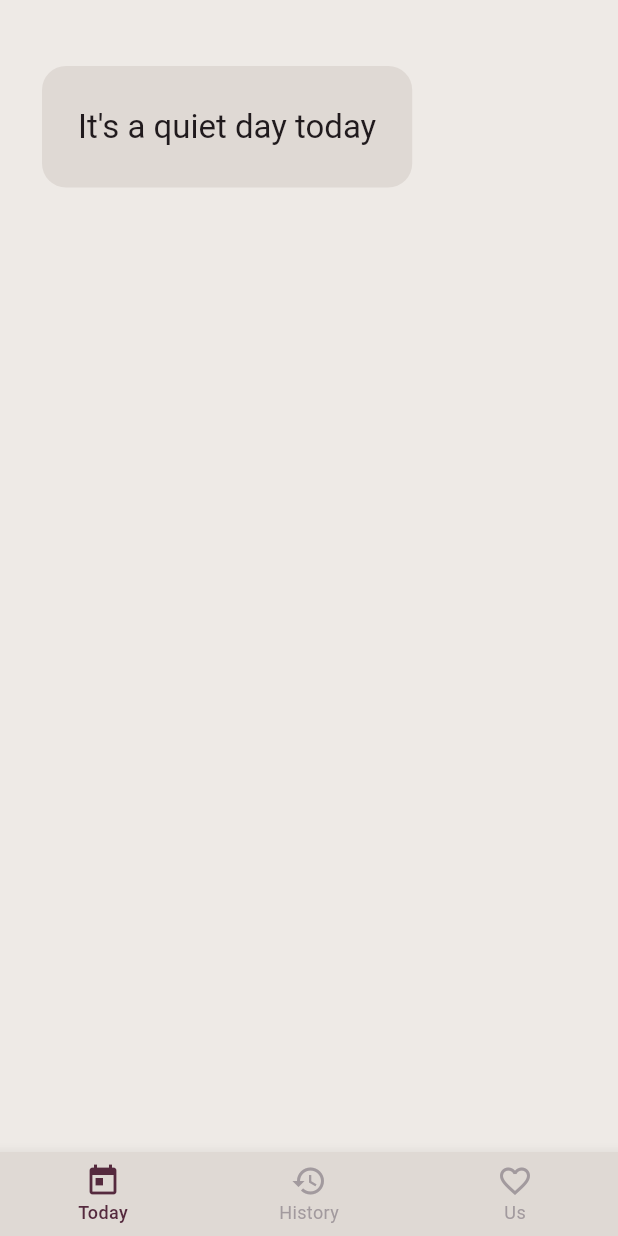
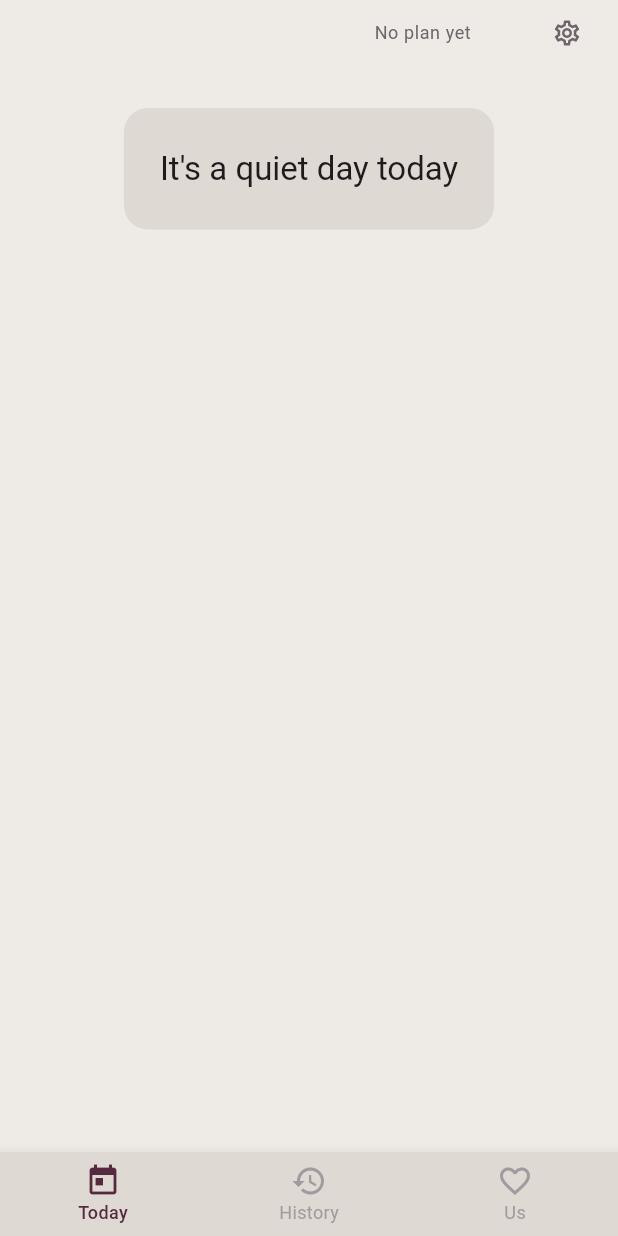
Before and after one commit to iplepine/nodtry, a Flutter app: the HomeScreen screen opened directly, on a phone screen of 412 x 824 dp. Run offline on Flutter 3.47's test engine with Material 3 defaults, Android fonts, the light colour scheme and no system bars.

Commit message:
feat: 공통 헤더 스펙 정리 및 구현
- 헤더 스펙 문서 생성 (04-header.md)
  - Quiet Context Header 철학 정의
  - 좌측(관계 정보), 중앙(기간 정보), 우측(설정) 구조 정의
  - 헤더 디자인 가이드 및 정책 명시

- QuietHeader 위젯 구현
  - 3개 영역 구성 (관계 정보, 기간 정보, 설정)
  - 기간 상태별 표시 (진행 중, 계획 없음, 종료)
  - Secondary Text 색상으로 존재감 최소화
  - 안심용 맥락 표시줄로 설계

- 각 탭에 헤더 적용
  - TodayTab: 헤더 추가
  - HistoryTab: 헤더 추가
  - UsTab: 헤더 추가

- 다국어 지원
  - 기간 정보 관련 텍스트 추가 (영어/한국어)
  - 4주 중 · 2주차 포맷 지원

- 디자인 적용
  - Secondary Text 색상
  - 작은 크기, 낮은 존재감
  - Today Card보다 시각적 우선순위 낮음

```diff
--- a/lib/l10n/app_en.arb
+++ b/lib/l10n/app_en.arb
@@ -169,5 +169,25 @@
   "usNoConnections": "No connections yet",
   "@usNoConnections": {
     "description": "Empty state message for us tab"
+  },
+  "headerWeekProgress": "{week} of {total} weeks",
+  "@headerWeekProgress": {
+    "description": "Week progress in header",
+    "placeholders": {
+      "week": {
+        "type": "int"
+      },
+      "total": {
+        "type": "int"
+      }
+    }
+  },
+  "headerNoPlan": "No plan yet",
+  "@headerNoPlan": {
+    "description": "Message when there's no plan"
+  },
+  "headerPlanEnded": "Plan ended",
+  "@headerPlanEnded": {
+    "description": "Message when plan period ended"
   }
 }
--- a/lib/l10n/app_localizations.dart
+++ b/lib/l10n/app_localizations.dart
@@ -325,6 +325,24 @@
   /// In en, this message translates to:
   /// **'No connections yet'**
   String get usNoConnections;
+
+  /// Week progress in header
+  ///
+  /// In en, this message translates to:
+  /// **'{week} of {total} weeks'**
+  String headerWeekProgress(int week, int total);
+
+  /// Message when there's no plan
+  ///
+  /// In en, this message translates to:
+  /// **'No plan yet'**
+  String get headerNoPlan;
+
+  /// Message when plan period ended
+  ///
+  /// In en, this message translates to:
+  /// **'Plan ended'**
+  String get headerPlanEnded;
 }
 
 class _AppLocalizationsDelegate
--- a/lib/l10n/app_localizations_en.dart
+++ b/lib/l10n/app_localizations_en.dart
@@ -129,4 +129,15 @@
 
   @override
   String get usNoConnections => 'No connections yet';
+
+  @override
+  String headerWeekProgress(int week, int total) {
+    return '$week of $total weeks';
+  }
+
+  @override
+  String get headerNoPlan => 'No plan yet';
+
+  @override
+  String get headerPlanEnded => 'Plan ended';
 }
--- a/lib/screens/tabs/today_tab.dart
+++ b/lib/screens/tabs/today_tab.dart
@@ -2,6 +2,7 @@
 import '../../l10n/app_localizations.dart';
 import '../../theme/app_colors.dart';
 import '../../widgets/primary_button.dart';
+import '../../widgets/quiet_header.dart';
 import '../../models/home_state.dart';
 
 /// 오늘 탭 - Today Card 기반 관계 중심 홈
@@ -53,12 +54,25 @@
 
   @override
   Widget build(BuildContext context) {
-    return SingleChildScrollView(
+    return Column(
+      children: [
+        // 헤더
+        QuietHeader(
+          partnerName: null, // TODO: 실제 데이터에서 가져오기
+          periodState: HeaderPeriodState.noPlan, // TODO: 실제 상태 확인
+          onSettingsTap: () {
+            // TODO: 우리 탭으로 이동
+          },
+        ),
+
+        // Today Card
+        Expanded(
+          child: SingleChildScrollView(
             child: Padding(
               padding: const EdgeInsets.symmetric(horizontal: 24),
               child: Column(
                 children: [
-            const SizedBox(height: 40),
+                  const SizedBox(height: 24),
 
                   // Today Card
                   _TodayCard(
@@ -71,9 +85,13 @@
 
                   // 보조 정보 (Context Footer)
                   _ContextFooter(),
+                  const SizedBox(height: 24),
                 ],
               ),
             ),
+          ),
+        ),
+      ],
     );
   }
 }
--- /dev/null
+++ b/lib/widgets/quiet_header.dart
@@ -0,0 +1,131 @@
+import 'package:flutter/material.dart';
+import '../l10n/app_localizations.dart';
+import '../theme/app_colors.dart';
+
+/// Quiet Context Header
+///
+/// 안심용 맥락 표시줄
+/// - 좌측: 관계 정보
+/// - 중앙: 기간 정보
+/// - 우측: 설정 진입
+class QuietHeader extends StatelessWidget {
+  final String? partnerName;
+  final String? relationshipAlias;
+  final HeaderPeriodState periodState;
+  final int? currentWeek;
+  final int? totalWeeks;
+  final VoidCallback? onSettingsTap;
+
+  const QuietHeader({
+    super.key,
+    this.partnerName,
+    this.relationshipAlias,
+    required this.periodState,
+    this.currentWeek,
+    this.totalWeeks,
+    this.onSettingsTap,
+  });
+
+  @override
+  Widget build(BuildContext context) {
+    return SafeArea(
+      bottom: false,
+      child: Container(
+        padding: const EdgeInsets.symmetric(horizontal: 24, vertical: 12),
+        child: Row(
+          children: [
+            // 좌측: 관계 정보
+            Expanded(
+              child: _buildRelationshipInfo(context),
+            ),
+
+            // 중앙: 기간 정보
+            Expanded(
+              child: _buildPeriodInfo(context),
+            ),
+
+            // 우측: 설정
+            _buildSettingsButton(context),
+          ],
+        ),
+      ),
+    );
+  }
+
+  Widget _buildRelationshipInfo(BuildContext context) {
+    // TODO: 실제 데이터에서 가져오기
+    final displayName = partnerName ?? relationshipAlias ?? '';
+
+    if (displayName.isEmpty) {
+      return const SizedBox.shrink();
+    }
+
+    return Text(
+      displayName,
+      style: Theme.of(context).textTheme.bodySmall?.copyWith(
+            color: AppColors.textSecondary,
+          ),
+      maxLines: 1,
+      overflow: TextOverflow.ellipsis,
+    );
+  }
+
+  Widget _buildPeriodInfo(BuildContext context) {
+    final l10n = AppLocalizations.of(context)!;
+
+    String periodText;
+
+    switch (periodState) {
+      case HeaderPeriodState.inProgress:
+        if (currentWeek != null && totalWeeks != null) {
+          periodText = l10n.headerWeekProgress(currentWeek!, totalWeeks!);
+        } else {
+          periodText = '';
+        }
+        break;
+      case HeaderPeriodState.noPlan:
+        periodText = l10n.headerNoPlan;
+        break;
+      case HeaderPeriodState.ended:
+        periodText = l10n.headerPlanEnded;
+        break;
+    }
+
+    if (periodText.isEmpty) {
+      return const SizedBox.shrink();
+    }
+
+    return Center(
+      child: Text(
+        periodText,
+        style: Theme.of(context).textTheme.bodySmall?.copyWith(
+              color: AppColors.textSecondary,
+            ),
+        textAlign: TextAlign.center,
+      ),
+    );
+  }
+
+  Widget _buildSettingsButton(BuildContext context) {
+    return GestureDetector(
+      onTap: onSettingsTap,
+      child: Icon(
+        Icons.settings_outlined,
+        size: 20,
+        color: AppColors.textSecondary,
+      ),
+    );
+  }
+}
+
+/// 헤더 기간 상태
+enum HeaderPeriodState {
+  /// 진행 중
+  inProgress,
+
+  /// 계획 없음
+  noPlan,
+
+  /// 종료 직후
+  ended,
+}
```
Also changed, not shown: lib/l10n/app_ko.arb (+14 -1 lines), lib/l10n/app_localizations_ko.dart (+11 -0 lines), lib/screens/tabs/history_tab.dart (+20 -3 lines), lib/screens/tabs/us_tab.dart (+19 -1 lines), 1 other file. Lines whose indentation alone changed are shown as unchanged.
